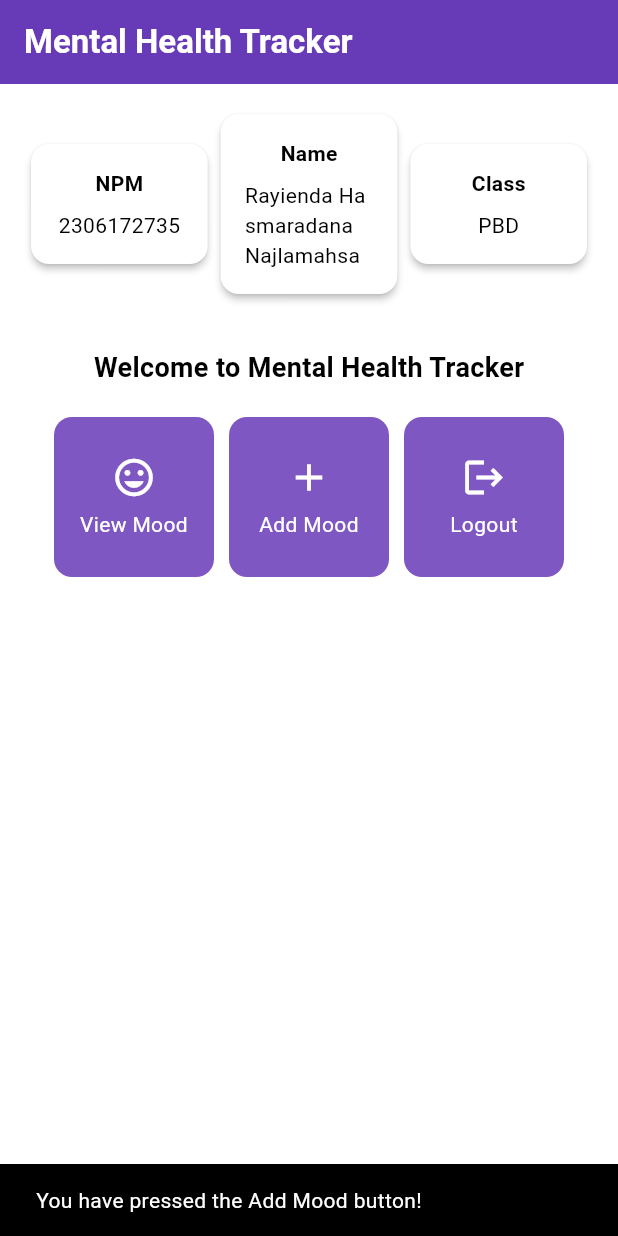
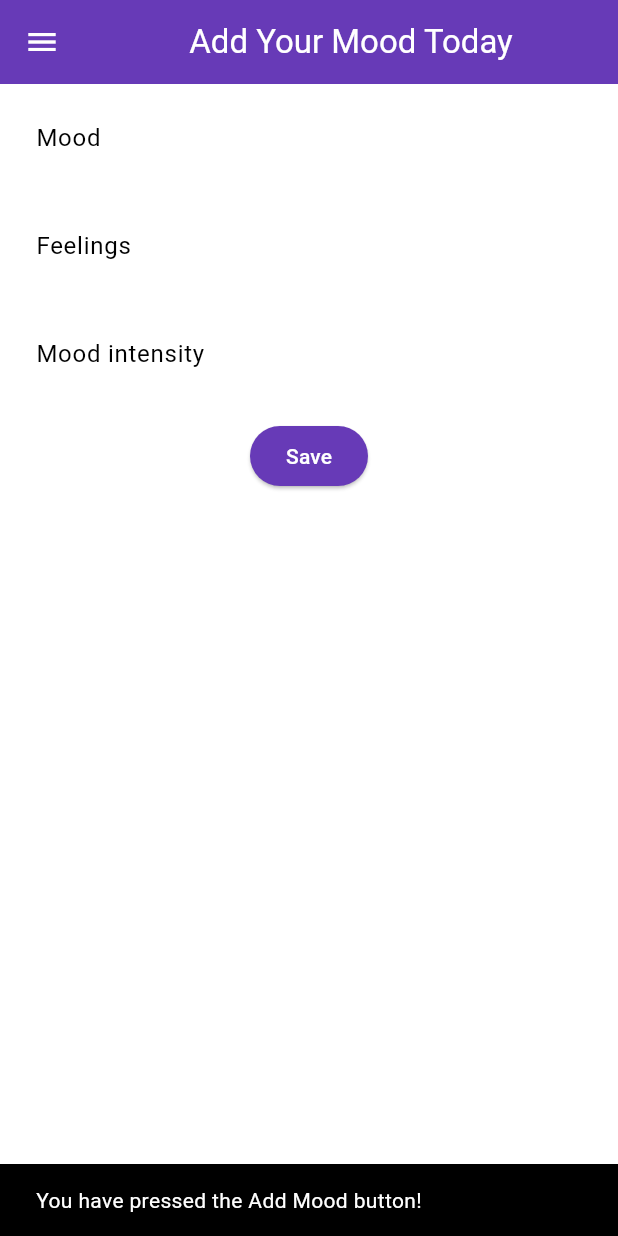
Before and after one commit to rayienda/mental-health-tracker-mobile, a Flutter app: the screen it shows after launch, after a tap on "Add Mood", on a phone screen of 412 x 824 dp. Run offline on Flutter 3.47's test engine with Material 3 defaults, Android fonts, the phone set to English and light mode, and no system bars.

Commit message:
done tutorial 7

```diff
--- a/lib/main.dart
+++ b/lib/main.dart
@@ -1,5 +1,5 @@
 import 'package:flutter/material.dart';
-import 'package:mental_health_tracker/menu.dart';
+import 'package:mental_health_tracker/screens/menu.dart';
 
 void main() {
   runApp(const MyApp());
--- a/lib/menu.dart
+++ b/lib/screens/menu.dart
@@ -1,8 +1,10 @@
 import 'package:flutter/material.dart';
+import 'package:mental_health_tracker/widgets/left_drawer.dart';
+import 'package:mental_health_tracker/widgets/mood_card.dart';
 
 class MyHomePage extends StatelessWidget {
-  final String npm = '2306172735'; // NPM
-  final String name = 'Rayienda Hasmaradana Najlamahsa'; // Name
+  final String npm = '2306256381'; // NPM
+  final String name = 'Kayla Soraya Djakaria'; // Name
   final String className = 'PBD'; // Class
   final List<ItemHomepage> items = [
          ItemHomepage("View Mood", Icons.mood),
@@ -27,7 +29,11 @@ class MyHomePage extends StatelessWidget {
         ),
         // The background color of the AppBar is obtained from the application theme color scheme.
         backgroundColor: Theme.of(context).colorScheme.primary,
+        // Set drawer icon color to white
+        iconTheme: const IconThemeData(color: Colors.white),
       ),
+      // Add drawer as a parameter value for the drawer attribute of the Scaffold widget
+      drawer: const LeftDrawer(),
       // Body of the page with paddings around it.
       body: Padding(
         padding: const EdgeInsets.all(16.0),
@@ -123,64 +129,3 @@ class InfoCard extends StatelessWidget {
     );
   }
 }
-
-class ItemHomepage {
-    final String name;
-    final IconData icon;
-
-    ItemHomepage(this.name, this.icon);
-}
-
-class ItemCard extends StatelessWidget {
-  // Display the card with an icon and name.
-
-  final ItemHomepage item;
-
-  const ItemCard(this.item, {super.key});
-
-  @override
-  Widget build(BuildContext context) {
-    return Material(
-      // Specify the background color of the application theme.
-      color: Theme.of(context).colorScheme.secondary,
-      // Round the card border.
-      borderRadius: BorderRadius.circular(12),
-
-      child: InkWell(
-        // Action when the card is pressed.
-        onTap: () {
-          // Display the SnackBar message when the card is pressed.
-          ScaffoldMessenger.of(context)
-            ..hideCurrentSnackBar()
-            ..showSnackBar(
-              SnackBar(content: Text("You have pressed the ${item.name} button!"))
-            );
-        },
-        // Container to store the Icon and Text
-        child: Container(
-          padding: const EdgeInsets.all(8),
-          child: Center(
-            child: Column(
-              // Place the Icon and Text in the center of the card.
-              mainAxisAlignment: MainAxisAlignment.center,
-              children: [
-                Icon(
-                  item.icon,
-                  color: Colors.white,
-                  size: 30.0,
-                ),
-                const Padding(padding: EdgeInsets.all(3)),
-                Text(
-                  item.name,
-                  textAlign: TextAlign.center,
-                  style: const TextStyle(color: Colors.white),
-                ),
-              ],
-            ),
-          ),
-        ),
-      ),
-    );
-  }
-
-}
--- /dev/null
+++ b/lib/screens/moodentry_form.dart
@@ -0,0 +1,161 @@
+import 'package:flutter/material.dart';
+import 'package:mental_health_tracker/widgets/left_drawer.dart';
+
+class MoodEntryFormPage extends StatefulWidget {
+  const MoodEntryFormPage({super.key});
+
+  @override
+  State<MoodEntryFormPage> createState() => _MoodEntryFormPageState();
+}
+
+class _MoodEntryFormPageState extends State<MoodEntryFormPage> {
+  final _formKey = GlobalKey<FormState>();
+  String _mood = "";
+	String _feelings = "";
+	int _moodIntensity = 0;
+
+  @override
+  Widget build(BuildContext context) {
+    return Scaffold(
+    appBar: AppBar(
+      title: const Center(
+        child: Text(
+          'Add Your Mood Today',
+        ),
+      ),
+      backgroundColor: Theme.of(context).colorScheme.primary,
+      foregroundColor: Colors.white,
+    ),
+    drawer: const LeftDrawer(),
+    body: Form(
+      key: _formKey,
+      child: SingleChildScrollView(
+        child: Column(
+          crossAxisAlignment: CrossAxisAlignment.start,
+          children: [
+            Padding(
+              padding: const EdgeInsets.all(8.0),
+              child: TextFormField(
+                decoration: InputDecoration(
+                  hintText: "Mood",
+                  labelText: "Mood",
+                  border: OutlineInputBorder(
+                    borderRadius: BorderRadius.circular(5.0),
+                  ),
+                ),
+                onChanged: (String? value) {
+                  setState(() {
+                    _mood = value!;
+                  });
+                },
+                validator: (String? value) {
+                  if (value == null || value.isEmpty) {
+                    return "Mood cannot be empty!";
+                  }
+                  return null;
+                },
+              ),
+            ),
+            Padding(
+              padding: const EdgeInsets.all(8.0),
+              child: TextFormField(
+                decoration: InputDecoration(
+                  hintText: "Feelings",
+                  labelText: "Feelings",
+                  border: OutlineInputBorder(
+                    borderRadius: BorderRadius.circular(5.0),
+                  ),
+                ),
+                onChanged: (String? value) {
+                  setState(() {
+                    _feelings = value!;
+                  });
+                },
+                validator: (String? value) {
+                  if (value == null || value.isEmpty) {
+                    return "Feelings cannot be empty!";
+                  }
+                  return null;
+                },
+              ),
+            ),
+            Padding(
+              padding: const EdgeInsets.all(8.0),
+              child: TextFormField(
+                decoration: InputDecoration(
+                  hintText: "Mood intensity",
+                  labelText: "Mood intensity",
+                  border: OutlineInputBorder(
+                    borderRadius: BorderRadius.circular(5.0),
+                  ),
+                ),
+                onChanged: (String? value) {
+                  setState(() {
+                    _moodIntensity = int.tryParse(value!) ?? 0;
+                  });
+                },
+                validator: (String? value) {
+                  if (value == null || value.isEmpty) {
+                    return "Mood intensity cannot be empty!";
+                  }
+                  if (int.tryParse(value) == null) {
+                    return "Mood intensity must be a number!";
+                  }
+                  return null;
+                },
+              ),
+            ),
+            Align(
+              alignment: Alignment.bottomCenter,
+              child: Padding(
+                padding: const EdgeInsets.all(8.0),
+                child: ElevatedButton(
+                  style: ButtonStyle(
+                    backgroundColor: WidgetStateProperty.all(
+                        Theme.of(context).colorScheme.primary),
+                  ),
+                  onPressed: () {
+                    if (_formKey.currentState!.validate()) {
+                      showDialog(
+                        context: context,
+                        builder: (context) {
+                          return AlertDialog(
+                            title: const Text('Mood successfully saved'),
+                            content: SingleChildScrollView(
+                              child: Column(
+                                crossAxisAlignment: CrossAxisAlignment.start,
+                                children: [
+                                  Text('Mood: $_mood'),
+                                  Text('Feelings: $_feelings'),
+                                  Text('Mood intensity: $_moodIntensity'),
+                                ],
+                              ),
+                            ),
+                            actions: [
+                              TextButton(
+                                child: const Text('OK'),
+                                onPressed: () {
+                                  Navigator.pop(context);
+                                  _formKey.currentState!.reset();
+                                },
+                              ),
+                            ],
+                          );
+                        },
+                      );
+                    }
+                  },
+                  child: const Text(
+                    "Save",
+                    style: TextStyle(color: Colors.white),
+                  ),
+                ),
+              ),
+            ),
+          ],
+        ),
+      ),
+    ),
+  );
+  }
+}
--- /dev/null
+++ b/lib/widgets/left_drawer.dart
@@ -0,0 +1,69 @@
+import 'package:flutter/material.dart';
+import 'package:mental_health_tracker/screens/menu.dart';
+import 'package:mental_health_tracker/screens/moodentry_form.dart';
+
+class LeftDrawer extends StatelessWidget {
+  const LeftDrawer({super.key});
+
+  @override
+  Widget build(BuildContext context) {
+    return Drawer(
+      child: ListView(
+        children: [
+          DrawerHeader(
+            decoration: BoxDecoration(
+              color: Theme.of(context).colorScheme.primary,
+            ),
+            child: const Column(
+              children: [
+                Text(
+                  'Mental Health Tracker',
+                  textAlign: TextAlign.center,
+                  style: TextStyle(
+                    fontSize: 24,
+                    fontWeight: FontWeight.bold,
+                    color: Colors.white,
+                  ),
+                ),
+                Padding(padding: EdgeInsets.all(8)),
+                Text(
+                  "Track your mental health every day here!",
+                  textAlign: TextAlign.center,
+                  style: TextStyle(
+                    fontSize: 15.0,
+                    fontWeight: FontWeight.normal,
+                    color: Colors.white,
+                  ),
+                )
+              ],
+            ),
+          ),
+            ListTile(
+              leading: const Icon(Icons.home_outlined),
+              title: const Text('Home Page'),
+              // Redirection part to MyHomePage
+              onTap: () {
+                Navigator.pushReplacement(
+                    context,
+                    MaterialPageRoute(
+                      builder: (context) => MyHomePage(),
+                    ));
+              },
+            ),
+            ListTile(
+              leading: const Icon(Icons.mood),
+              title: const Text('Add Mood'),
+              // Redirection part to MoodEntryFormPage
+              onTap: () {
+                Navigator.pushReplacement(
+                    context,
+                    MaterialPageRoute(
+                      builder: (context) => MoodEntryFormPage(),
+                    ));
+              },
+            ),
+        ],
+      ),
+    );
+  }
+}
--- /dev/null
+++ b/lib/widgets/mood_card.dart
@@ -0,0 +1,69 @@
+import 'package:mental_health_tracker/screens/moodentry_form.dart';
+import 'package:flutter/material.dart';
+
+class ItemHomepage {
+    final String name;
+    final IconData icon;
+
+    ItemHomepage(this.name, this.icon);
+}
+
+class ItemCard extends StatelessWidget {
+  // Display the card with an icon and name.
+  final ItemHomepage item;
+  const ItemCard(this.item, {super.key});
+
+  @override
+  Widget build(BuildContext context) {
+    return Material(
+      // Specify the background color of the application theme.
+      color: Theme.of(context).colorScheme.secondary,
+      // Round the card border.
+      borderRadius: BorderRadius.circular(12),
+
+      child: InkWell(
+        // Action when the card is pressed.
+        onTap: () {
+          // Display the SnackBar message when the card is pressed.
+          ScaffoldMessenger.of(context)
+            ..hideCurrentSnackBar()
+            ..showSnackBar(
+              SnackBar(content: Text("You have pressed the ${item.name} button!"))
+            );
+          // Navigate to the appropriate route (depending on the button type)
+          if (item.name == "Add Mood") {
+            Navigator.push(
+              context,
+              MaterialPageRoute(
+                builder: (context) => const MoodEntryFormPage(),
+              ),
+            );
+          }
+        },
+        // Container to store the Icon and Text
+        child: Container(
+          padding: const EdgeInsets.all(8),
+          child: Center(
+            child: Column(
+              // Place the Icon and Text in the center of the card.
+              mainAxisAlignment: MainAxisAlignment.center,
+              children: [
+                Icon(
+                  item.icon,
+                  color: Colors.white,
+                  size: 30.0,
+                ),
+                const Padding(padding: EdgeInsets.all(3)),
+                Text(
+                  item.name,
+                  textAlign: TextAlign.center,
+                  style: const TextStyle(color: Colors.white),
+                ),
+              ],
+            ),
+          ),
+        ),
+      ),
+    );
+  }
+}
```
